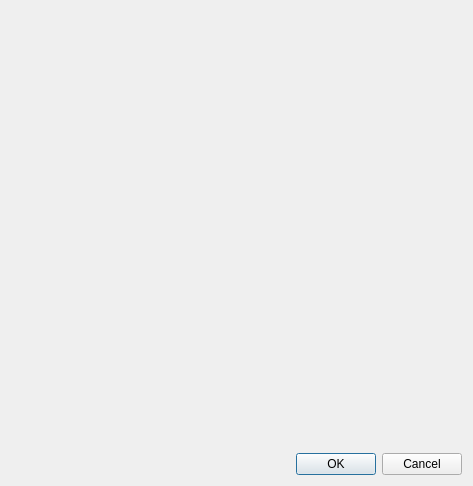
Above: ui/issue_dialog.ui from markussilvan/dit before the change. Below: the same form after it.
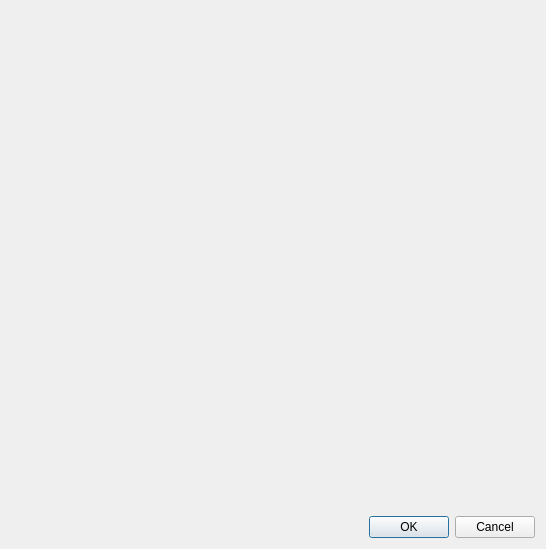
That is the form after the change. Icons and pictures are not drawn.

Commit message:
Added icons for reference buttons
Issue adding and editing dialog now has buttons
with icons only. Same blue theme is used as on
the main window. Adding, editing and removing
references have their own logos.

Also size of the dialog was changed a bit, so
it fits issue identifiers nicely on the
references list.

Ditz: e5e64a769376d1d12642af8023292fcf7ed40ba6
      9e64e8d0ba215f7148196e467a3ed7aeac9df407
Task(s) completed: yes
Tested: yes

The edit to the form file:
```diff
--- a/ui/issue_dialog.ui
+++ b/ui/issue_dialog.ui
@@ -6,8 +6,8 @@
    <rect>
     <x>0</x>
     <y>0</y>
-    <width>473</width>
-    <height>486</height>
+    <width>546</width>
+    <height>549</height>
    </rect>
   </property>
   <property name="windowTitle">
```
The commit also changes 6 other files.
